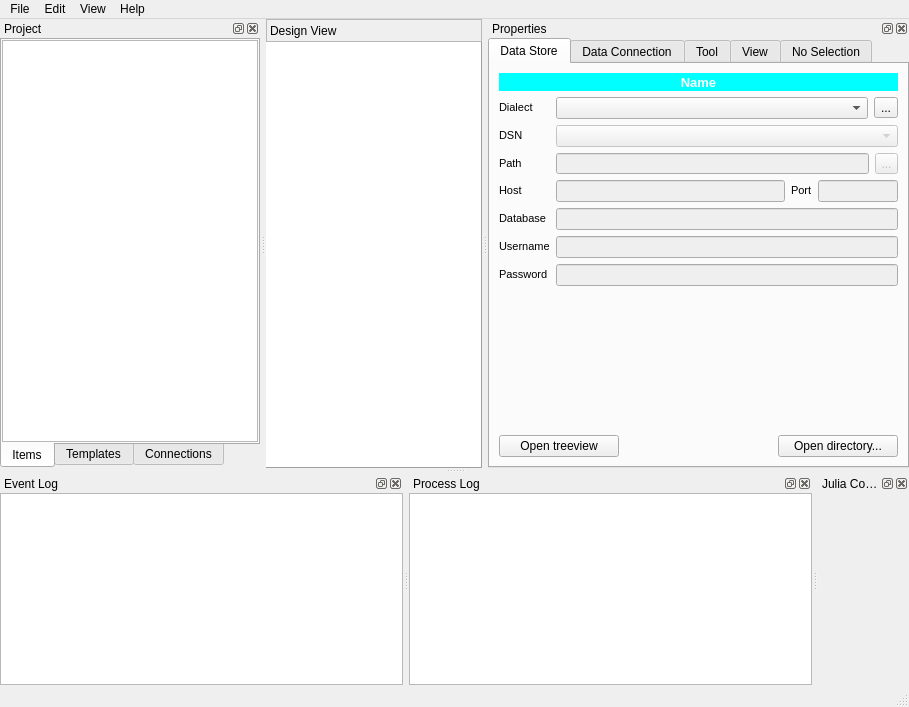
spine-tools/Spine-Toolbox, file spinetoolbox/ui/mainwindow.ui: the form before one commit.
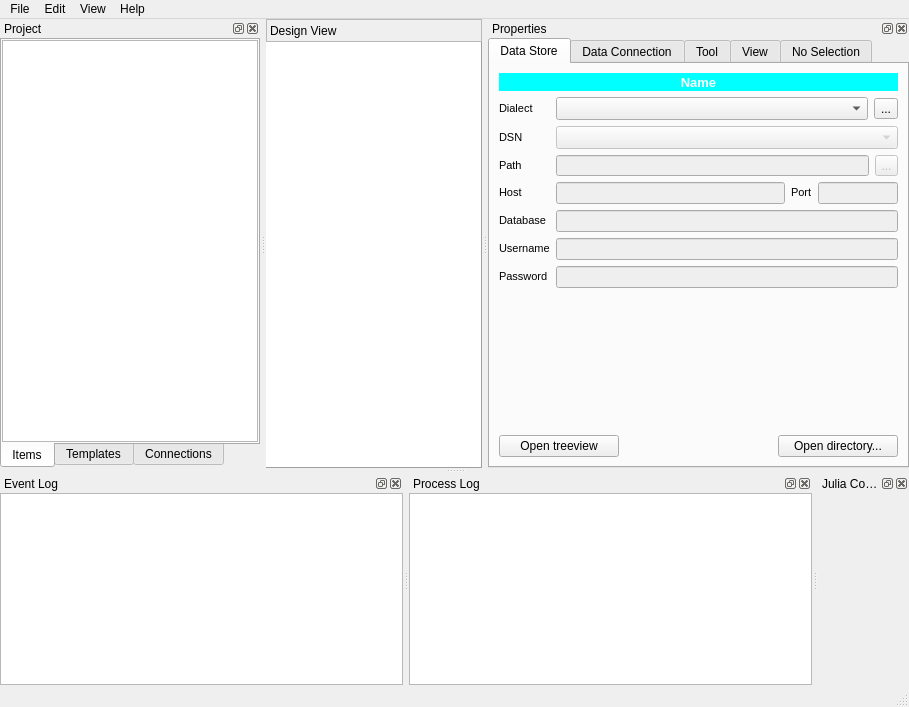
The form after the commit. The open tabs and pages were chosen to show the change. Icons and pictures are not drawn. Custom widgets are drawn as their Qt base class.

Commit message: Fix bug introduced by last commit.

Diff of the .ui file:
```diff
--- a/spinetoolbox/ui/mainwindow.ui
+++ b/spinetoolbox/ui/mainwindow.ui
@@ -401,6 +401,11 @@
                  <verstretch>0</verstretch>
                 </sizepolicy>
                </property>
+               <property name="font">
+                <font>
+                 <pointsize>10</pointsize>
+                </font>
+               </property>
               </widget>
              </item>
              <item>
@@ -475,6 +480,11 @@
              <property name="enabled">
               <bool>false</bool>
              </property>
+             <property name="font">
+              <font>
+               <pointsize>10</pointsize>
+              </font>
+             </property>
             </widget>
            </item>
            <item row="3" column="1" colspan="2">
@@ -559,6 +569,11 @@
                  <height>5000</height>
                 </size>
                </property>
+               <property name="font">
+                <font>
+                 <pointsize>8</pointsize>
+                </font>
+               </property>
                <property name="toolTip">
                 <string>&lt;html&gt;&lt;head/&gt;&lt;body&gt;&lt;p&gt;Port (optional)&lt;/p&gt;&lt;/body&gt;&lt;/html&gt;</string>
                </property>
```
Left out of the diff: 4 changed lines with no effect on the pictures. The commit also changes 2 other files.
